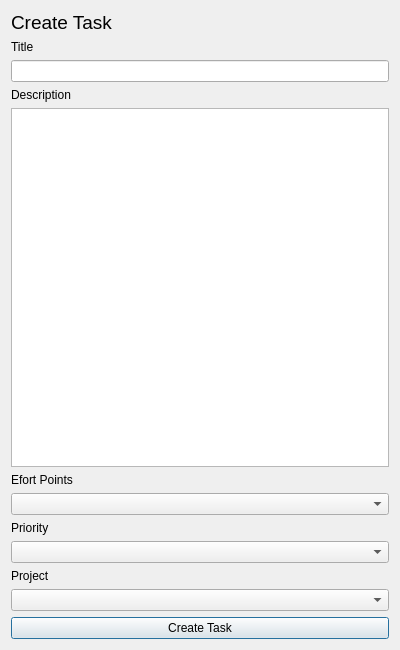
This is views/forms/newtaskform.ui in BelchieBen/BenjaminBelcherAssessment as Qt 5 draws it before an edit. The edited form follows.
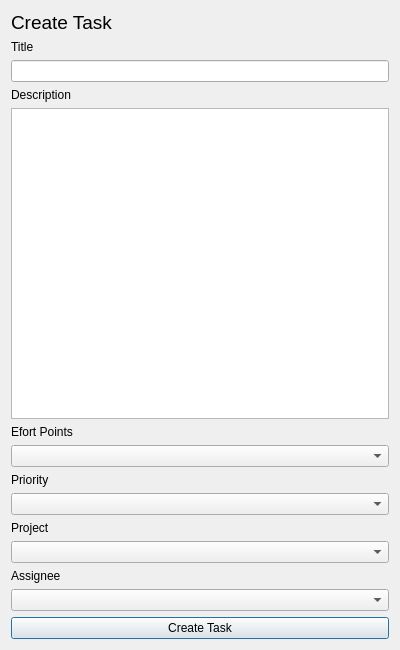
This is the edited form.

```diff
--- a/views/forms/newtaskform.ui
+++ b/views/forms/newtaskform.ui
@@ -84,6 +84,16 @@
      <item>
       <widget class="QComboBox" name="ProjectBox"/>
      </item>
+     <item>
+      <widget class="QLabel" name="label_2">
+       <property name="text">
+        <string>Assignee</string>
+       </property>
+      </widget>
+     </item>
+     <item>
+      <widget class="QComboBox" name="AssigneeBox"/>
+     </item>
      <item>
       <widget class="QPushButton" name="CreateTaskBtn">
        <property name="text">
```
